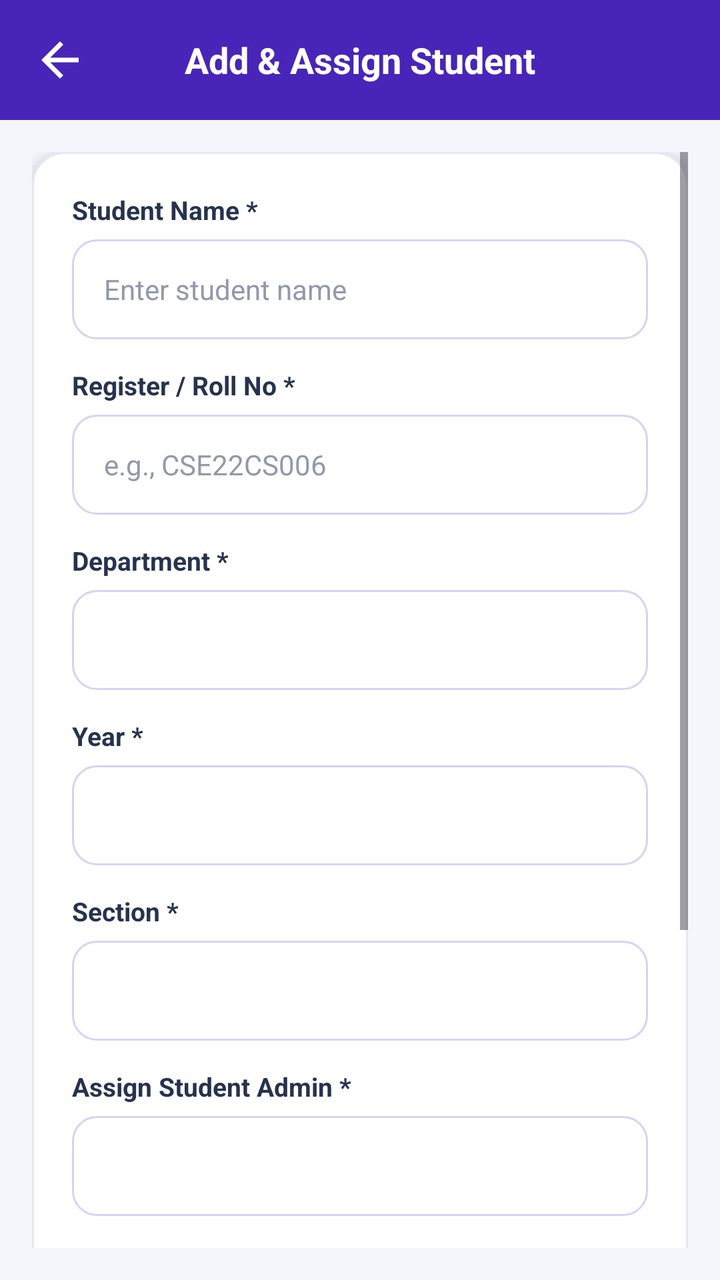
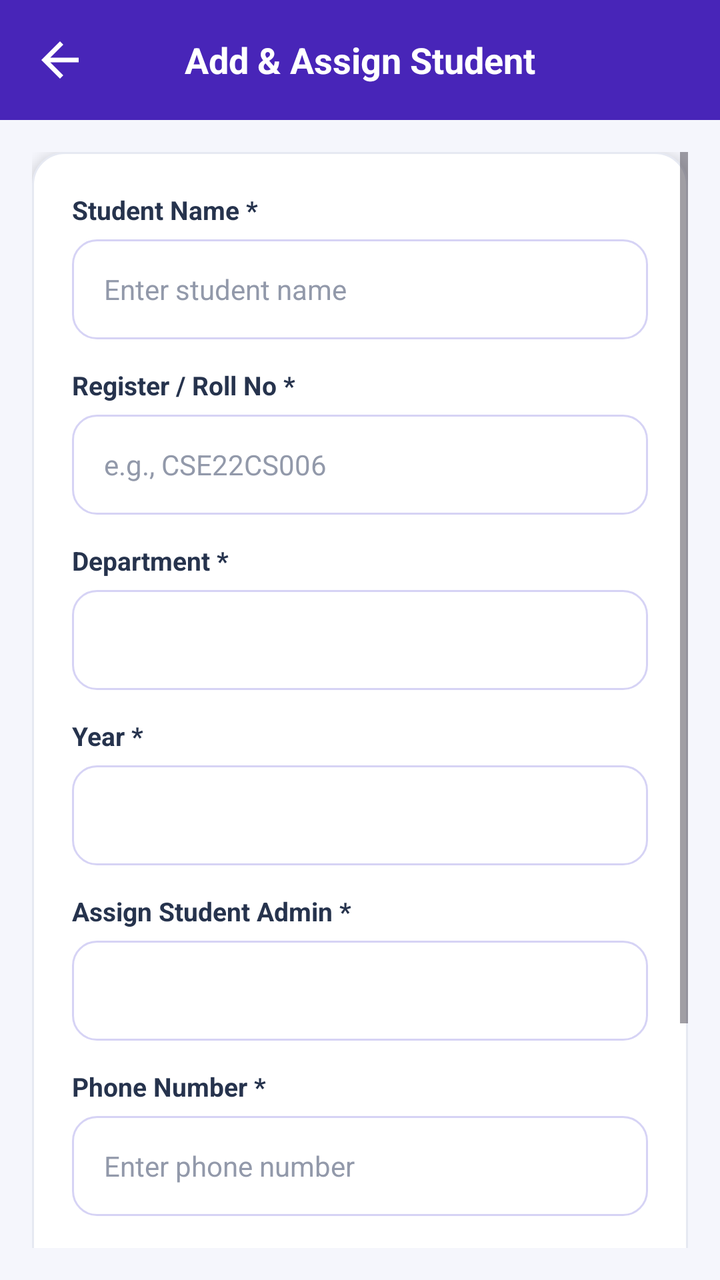

Screens rendered from an Android XML layout before and after an edit, with the pre-edit source and the edit as a unified diff.
<!-- AndroidManifest.xml: application theme Theme.TrackPoint -->
<!-- res/layout/activity_staff_add_student.xml -->
<?xml version="1.0" encoding="utf-8"?>

<LinearLayout xmlns:android="http://schemas.android.com/apk/res/android"
    xmlns:app="http://schemas.android.com/apk/res-auto"
    android:layout_width="match_parent"
    android:layout_height="match_parent"
    android:orientation="vertical"
    android:background="#4825B8"
    android:fitsSystemWindows="true">

    
    <LinearLayout
        android:layout_width="match_parent"
        android:layout_height="60dp"
        android:orientation="horizontal"
        android:gravity="center_vertical"
        android:paddingStart="16dp"
        android:paddingEnd="16dp"
        android:background="#4825B8">

        <ImageView
            android:id="@+id/btnBack"
            android:layout_width="28dp"
            android:layout_height="28dp"
            android:src="@drawable/back_symbol"
            app:tint="#FFFFFF"
            android:contentDescription="Back" />

        <TextView
            android:layout_width="0dp"
            android:layout_height="wrap_content"
            android:layout_weight="1"
            android:text="Add &amp; Assign Student"
            android:textColor="#FFFFFF"
            android:textSize="18sp"
            android:textStyle="bold"
            android:gravity="center" />

        <View
            android:layout_width="28dp"
            android:layout_height="28dp" />

    </LinearLayout>

    
    <ScrollView
        android:layout_width="match_parent"
        android:layout_height="0dp"
        android:layout_weight="1"
        android:fillViewport="true"
        android:padding="16dp"
        android:background="#F5F6FC">

        <LinearLayout
            android:layout_width="match_parent"
            android:layout_height="wrap_content"
            android:orientation="vertical"
            android:padding="20dp"
            android:background="@drawable/action_card"
            android:elevation="4dp">

            
            <TextView
                android:layout_width="wrap_content"
                android:layout_height="wrap_content"
                android:text="Student Name *"
                android:textColor="#26334D"
                android:textStyle="bold"
                android:textSize="13sp" />

            <EditText
                android:id="@+id/etStudentName"
                android:layout_width="match_parent"
                android:layout_height="50dp"
                android:layout_marginTop="6dp"
                android:layout_marginBottom="14dp"
                android:background="@drawable/input_box"
                android:paddingStart="16dp"
                android:paddingEnd="16dp"
                android:hint="Enter student name"
                android:textColor="#18233F"
                android:textColorHint="#9299AA"
                android:inputType="textPersonName"
                android:textSize="14sp" />

            
            <TextView
                android:layout_width="wrap_content"
                android:layout_height="wrap_content"
                android:text="Register / Roll No *"
                android:textColor="#26334D"
                android:textStyle="bold"
                android:textSize="13sp" />

            <EditText
                android:id="@+id/etRegisterNumber"
                android:layout_width="match_parent"
                android:layout_height="50dp"
                android:layout_marginTop="6dp"
                android:layout_marginBottom="14dp"
                android:background="@drawable/input_box"
                android:paddingStart="16dp"
                android:paddingEnd="16dp"
                android:hint="e.g., CSE22CS006"
                android:textColor="#18233F"
                android:textColorHint="#9299AA"
                android:inputType="textCapCharacters"
                android:textSize="14sp" />

            
            <TextView
                android:layout_width="wrap_content"
                android:layout_height="wrap_content"
                android:text="Department *"
                android:textColor="#26334D"
                android:textStyle="bold"
                android:textSize="13sp" />

            <Spinner
                android:id="@+id/spDepartment"
                android:layout_width="match_parent"
                android:layout_height="50dp"
                android:layout_marginTop="6dp"
                android:layout_marginBottom="14dp"
                android:background="@drawable/input_box"
                android:paddingStart="12dp"
                android:paddingEnd="12dp" />

            
            <TextView
                android:layout_width="wrap_content"
                android:layout_height="wrap_content"
                android:text="Year *"
                android:textColor="#26334D"
                android:textStyle="bold"
                android:textSize="13sp" />

            <Spinner
                android:id="@+id/spYear"
                android:layout_width="match_parent"
                android:layout_height="50dp"
                android:layout_marginTop="6dp"
                android:layout_marginBottom="14dp"
                android:background="@drawable/input_box"
                android:paddingStart="12dp"
                android:paddingEnd="12dp" />

            
            <TextView
                android:layout_width="wrap_content"
                android:layout_height="wrap_content"
                android:text="Section *"
                android:textColor="#26334D"
                android:textStyle="bold"
                android:textSize="13sp" />

            <Spinner
                android:id="@+id/spSection"
                android:layout_width="match_parent"
                android:layout_height="50dp"
                android:layout_marginTop="6dp"
                android:layout_marginBottom="14dp"
                android:background="@drawable/input_box"
                android:paddingStart="12dp"
                android:paddingEnd="12dp" />

            
            <TextView
                android:layout_width="wrap_content"
                android:layout_height="wrap_content"
                android:text="Assign Student Admin *"
                android:textColor="#26334D"
                android:textStyle="bold"
                android:textSize="13sp" />

            <Spinner
                android:id="@+id/spAssignAdmin"
                android:layout_width="match_parent"
                android:layout_height="50dp"
                android:layout_marginTop="6dp"
                android:layout_marginBottom="14dp"
                android:background="@drawable/input_box"
                android:paddingStart="12dp"
                android:paddingEnd="12dp" />

            
            <TextView
                android:layout_width="wrap_content"
                android:layout_height="wrap_content"
                android:text="Phone Number *"
                android:textColor="#26334D"
                android:textStyle="bold"
                android:textSize="13sp" />

            <EditText
                android:id="@+id/etPhone"
                android:layout_width="match_parent"
                android:layout_height="50dp"
                android:layout_marginTop="6dp"
                android:layout_marginBottom="14dp"
                android:background="@drawable/input_box"
                android:paddingStart="16dp"
                android:paddingEnd="16dp"
                android:hint="Enter phone number"
                android:textColor="#18233F"
                android:textColorHint="#9299AA"
                android:inputType="phone"
                android:textSize="14sp" />

            
            <TextView
                android:layout_width="wrap_content"
                android:layout_height="wrap_content"
                android:text="Email ID *"
                android:textColor="#26334D"
                android:textStyle="bold"
                android:textSize="13sp" />

            <EditText
                android:id="@+id/etEmail"
                android:layout_width="match_parent"
                android:layout_height="50dp"
                android:layout_marginTop="6dp"
                android:layout_marginBottom="22dp"
                android:background="@drawable/input_box"
                android:paddingStart="16dp"
                android:paddingEnd="16dp"
                android:hint="Enter student email"
                android:textColor="#18233F"
                android:textColorHint="#9299AA"
                android:inputType="textEmailAddress"
                android:textSize="14sp" />

            
            <Button
                android:id="@+id/btnSaveStudent"
                android:layout_width="match_parent"
                android:layout_height="52dp"
                android:text="Save &amp; Assign Student"
                android:textColor="#FFFFFF"
                android:textSize="15sp"
                android:textStyle="bold"
                android:textAllCaps="false"
                android:backgroundTint="#4825B8" />

        </LinearLayout>

    </ScrollView>

</LinearLayout>
<!-- resources referenced by this layout -->
<resources>
  <!-- drawable action_card (drawable) -->
  <shape xmlns:android="http://schemas.android.com/apk/res/android">
      <solid android:color="#FFFFFF"/>
      <stroke android:width="1dp" android:color="#E6E9F2"/>
      <corners android:radius="16dp"/>
  </shape>
  <!-- drawable back_symbol (drawable) -->
  <vector xmlns:android="http://schemas.android.com/apk/res/android" android:autoMirrored="true" android:height="24dp" android:tint="#000000" android:viewportHeight="24" android:viewportWidth="24" android:width="24dp">
        
      <path android:fillColor="@android:color/white" android:pathData="M20,11H7.83l5.59,-5.59L12,4l-8,8 8,8 1.41,-1.41L7.83,13H20v-2z"/>
      
  </vector>
  <!-- drawable input_box (drawable) -->
  <?xml version="1.0" encoding="utf-8"?>
  <shape xmlns:android="http://schemas.android.com/apk/res/android"
      android:shape="rectangle">
  
      <solid android:color="#FFFFFF" />
  
      <stroke
          android:width="1dp"
          android:color="#D6D3F5" />
  
      <corners android:radius="12dp" />
  
      <padding
          android:left="12dp"
          android:right="12dp"
          android:top="4dp"
          android:bottom="4dp" />
  
  </shape>
  <style name="Theme.TrackPoint" parent="Base.Theme.TrackPoint" />
  <style name="Base.Theme.TrackPoint" parent="Theme.Material3.DayNight.NoActionBar">
          
          
      </style>
</resources>

<!-- the commit's change to res/layout/activity_staff_add_student.xml (unified diff, before → after) -->
@@ -145,24 +145,7 @@
                 android:paddingStart="12dp"
                 android:paddingEnd="12dp" />
 
-            
-            <TextView
-                android:layout_width="wrap_content"
-                android:layout_height="wrap_content"
-                android:text="Section *"
-                android:textColor="#26334D"
-                android:textStyle="bold"
-                android:textSize="13sp" />
-
-            <Spinner
-                android:id="@+id/spSection"
-                android:layout_width="match_parent"
-                android:layout_height="50dp"
-                android:layout_marginTop="6dp"
-                android:layout_marginBottom="14dp"
-                android:background="@drawable/input_box"
-                android:paddingStart="12dp"
-                android:paddingEnd="12dp" />
+
 
             
             <TextView
